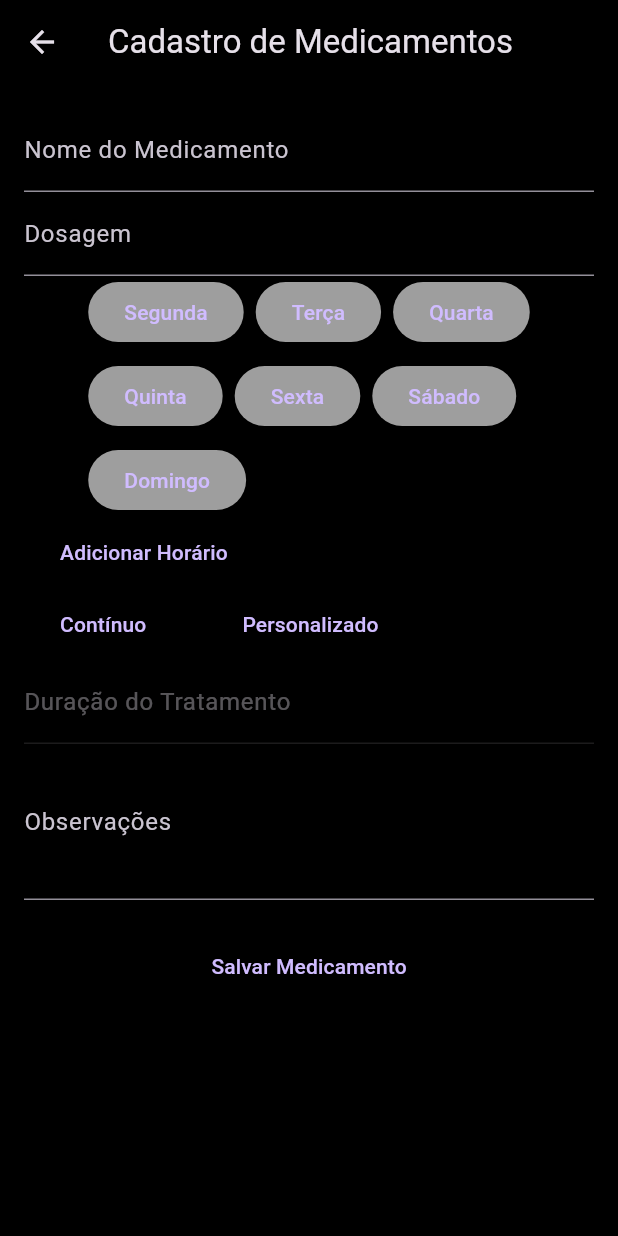
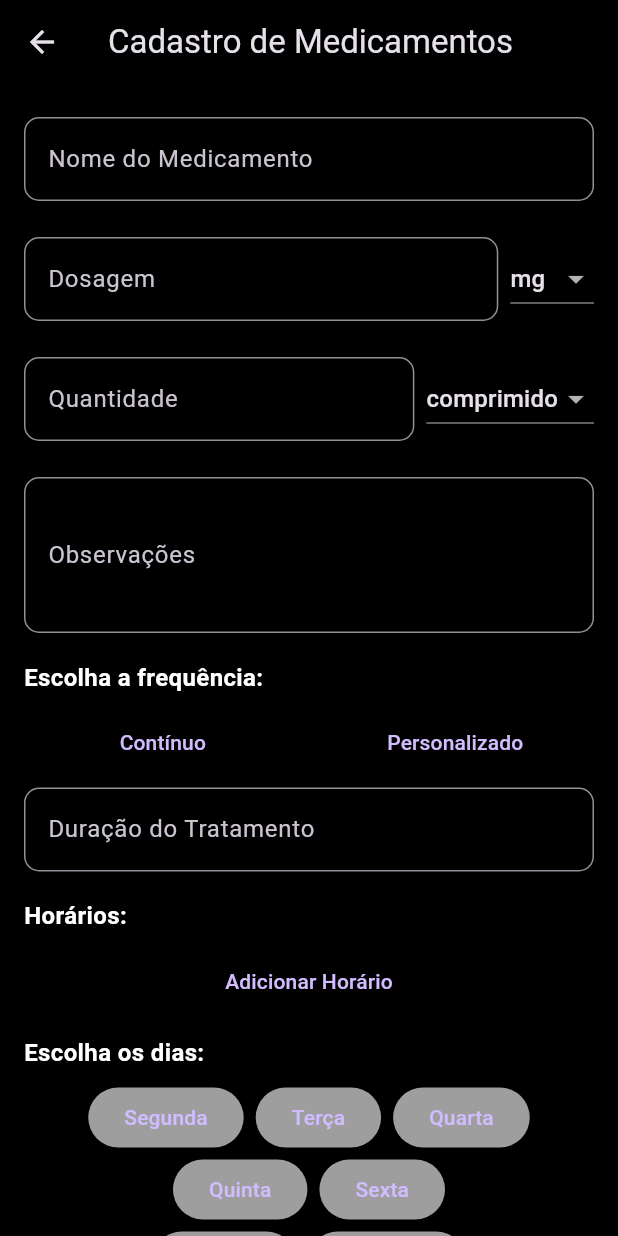
Before and after one commit to emillylimax/app_medicamentos, a Flutter app: the CadastroMedicamentosScreen screen opened directly with empty values, after a tap on the "remove circle" icon, on a phone screen of 412 x 824 dp. Run offline on Flutter 3.47's test engine with Material 3 defaults, Android fonts, the phone set to English and light mode, and no system bars; our stand-ins replace cloud_firestore, connectivity_plus, firebase_auth, firebase_core, firebase_messaging, flutter_local_notifications and 7 more; missing offline and left inert: android_alarm_manager_plus, flutter_ringtone_player; accounts and stored records are empty; network calls fail.

Commit message:
Melhorias Registro Medicamento

```diff
--- a/lib/pages/register_meds_screen.dart
+++ b/lib/pages/register_meds_screen.dart
@@ -19,10 +19,15 @@ class _CadastroMedicamentosScreenState
   final TextEditingController _dosagemController = TextEditingController();
   final TextEditingController _duracaoController = TextEditingController();
   final TextEditingController _observacoesController = TextEditingController();
+  final TextEditingController _quantidadeController = TextEditingController();
 
   List<String> _diasSelecionados = [];
-  List<String> _horariosSelecionados = ['08:00'];
+  List<TextEditingController> _horariosControllers = [
+    TextEditingController(text: '08:00')
+  ];
   String _duracaoSelecionada = 'Contínuo';
+  String _unidadeSelecionada = 'mg';
+  String _unidadeQuantidadeSelecionada = 'comprimido';
 
   void _toggleDia(String dia) {
     setState(() {
@@ -75,22 +80,13 @@ class _CadastroMedicamentosScreenState
 
   void _adicionarHorario() {
     setState(() {
-      _horariosSelecionados.add('08:00');
+      _horariosControllers.add(TextEditingController(text: '08:00'));
     });
   }
 
   void _removerHorario(int index) {
     setState(() {
-      _horariosSelecionados.removeAt(index);
-    });
-  }
-
-  void _atualizarHorario(int index, Duration duration) {
-    final hour = duration.inHours;
-    final minute = duration.inMinutes % 60;
-    setState(() {
-      _horariosSelecionados[index] =
-          '$hour:${minute.toString().padLeft(2, '0')}';
+      _horariosControllers.removeAt(index);
     });
   }
 
@@ -98,23 +94,33 @@ class _CadastroMedicamentosScreenState
     if (_nomeController.text.isEmpty ||
         _dosagemController.text.isEmpty ||
         _diasSelecionados.isEmpty ||
-        _horariosSelecionados.isEmpty ||
-        _duracaoController.text.isEmpty) {
+        _horariosControllers.isEmpty ||
+        _duracaoController.text.isEmpty ||
+        _quantidadeController.text.isEmpty) {
       return;
     }
 
+    final horarios =
+        _horariosControllers.map((controller) => controller.text).toList();
+
     final medicamento = {
       'nome': _nomeController.text,
-      'dosagem': _dosagemController.text,
+      'dosagem': '${_dosagemController.text} $_unidadeSelecionada',
+      'quantidade':
+          '${_quantidadeController.text} $_unidadeQuantidadeSelecionada',
       'frequencia': {
         'dias': _diasSelecionados,
-        'horarios': _horariosSelecionados,
+        'horarios': horarios,
       },
-      'duracao': _duracaoController.text,
+      'duracao': _duracaoSelecionada,
       'observacoes': _observacoesController.text,
     };
 
     widget.onSave(medicamento);
+    Navigator.pop(context);
+  }
+
+  void _cancelarCadastro() {
     Navigator.pop(context);
   }
 
@@ -126,97 +132,156 @@ class _CadastroMedicamentosScreenState
         child: Padding(
           padding: const EdgeInsets.all(16.0),
           child: Column(
+            crossAxisAlignment: CrossAxisAlignment.start,
             children: [
-              TextField(
-                  controller: _nomeController,
-                  decoration:
-                      InputDecoration(labelText: 'Nome do Medicamento')),
-              TextField(
-                  controller: _dosagemController,
-                  decoration: InputDecoration(labelText: 'Dosagem')),
-              Wrap(
-                spacing: 8.0,
-                runSpacing: 8.0,
-                children: [
-                  _buildDiaButton('Segunda'),
-                  _buildDiaButton('Terça'),
-                  _buildDiaButton('Quarta'),
-                  _buildDiaButton('Quinta'),
-                  _buildDiaButton('Sexta'),
-                  _buildDiaButton('Sábado'),
-                  _buildDiaButton('Domingo'),
-                ],
-              ),
-              Column(
-                children: _horariosSelecionados.asMap().entries.map((entry) {
-                  int index = entry.key;
-                  String horario = entry.value;
-                  return Row(
-                    children: [
-                      Expanded(
-                        child: CupertinoTimerPicker(
-                          mode: CupertinoTimerPickerMode.hm,
-                          initialTimerDuration: Duration(
-                              hours: int.parse(horario.split(':')[0]),
-                              minutes: int.parse(horario.split(':')[1])),
-                          onTimerDurationChanged: (duration) {
-                            _atualizarHorario(index, duration);
-                          },
-                        ),
-                      ),
-                      IconButton(
-                        icon: Icon(Icons.remove_circle, color: Colors.red),
-                        onPressed: () => _removerHorario(index),
-                      ),
-                    ],
-                  );
-                }).toList(),
-              ),
+              _buildTextField(_nomeController, 'Nome do Medicamento'),
+              SizedBox(height: 12),
               Row(
                 children: [
-                  ElevatedButton(
-                    onPressed: _adicionarHorario,
-                    child: Text('Adicionar Horário'),
+                  Expanded(
+                    child: _buildTextField(_dosagemController, 'Dosagem'),
+                  ),
+                  SizedBox(width: 8),
+                  _buildDropdownButton(
+                    value: _unidadeSelecionada,
+                    items: ['mg', 'g', 'mcg', 'ml', 'UI'],
+                    onChanged: (String? newValue) {
+                      setState(() {
+                        _unidadeSelecionada = newValue!;
+                      });
+                    },
                   ),
                 ],
               ),
+              SizedBox(height: 12),
               Row(
                 children: [
-                  ElevatedButton(
-                    onPressed: () {
+                  Expanded(
+                    child: _buildTextField(_quantidadeController, 'Quantidade'),
+                  ),
+                  SizedBox(width: 8),
+                  _buildDropdownButton(
+                    value: _unidadeQuantidadeSelecionada,
+                    items: ['comprimido', 'cápsula', 'gotas', 'ml'],
+                    onChanged: (String? newValue) {
                       setState(() {
-                        _duracaoSelecionada = 'Contínuo';
-                        _duracaoController.text = _duracaoSelecionada;
+                        _unidadeQuantidadeSelecionada = newValue!;
                       });
                     },
-                    child: Text('Contínuo'),
-                  ),
-                  SizedBox(width: 16),
-                  ElevatedButton(
-                    onPressed: _selecionarDuracaoPersonalizada,
-                    child: Text('Personalizado'),
                   ),
                 ],
               ),
-              TextField(
-                controller: _duracaoController,
-                decoration: InputDecoration(labelText: 'Duração do Tratamento'),
-                enabled: false,
-              ),
-              TextField(
-                controller: _observacoesController,
-                decoration: InputDecoration(labelText: 'Observações'),
-                maxLines: 3,
-              ),
-              SizedBox(height: 20),
-              ElevatedButton(
-                onPressed: _salvarMedicamento,
-                child: Text('Salvar Medicamento'),
+              SizedBox(height: 12),
+              _buildTextField(_observacoesController, 'Observações',
+                  maxLines: 3),
+              SizedBox(height: 12),
+              _buildDuracao(),
+              SizedBox(height: 12),
+              _buildHorariosSelecionados(),
+              SizedBox(height: 12),
+              _buildDiasSelecionados(),
+              SizedBox(height: 16),
+              Center(
+                child: Column(
+                  children: [
+                    ElevatedButton(
+                      onPressed: _salvarMedicamento,
+                      child: Text('Salvar Medicamento'),
+                    ),
+                    SizedBox(height: 8),
+                    ElevatedButton(
+                      onPressed: _cancelarCadastro,
+                      child: Text('Cancelar'),
+                      style: ElevatedButton.styleFrom(
+                        backgroundColor: Colors.red,
+                      ),
+                    ),
+                  ],
+                ),
               ),
             ],
           ),
         ),
       ),
+    );
+  }
+
+  Widget _buildTextField(TextEditingController controller, String labelText,
+      {int maxLines = 1}) {
+    return Padding(
+      padding: const EdgeInsets.symmetric(vertical: 6.0),
+      child: TextField(
+        controller: controller,
+        decoration: InputDecoration(
+          labelText: labelText,
+          border: OutlineInputBorder(
+            borderRadius: BorderRadius.circular(10.0),
+          ),
+        ),
+        maxLines: maxLines,
+      ),
+    );
+  }
+
+  Widget _buildDropdownButton({
+    required String value,
+    required List<String> items,
+    required ValueChanged<String?> onChanged,
+  }) {
+    return DropdownButton<String>(
+      value: value,
+      onChanged: onChanged,
+      items: items.map<DropdownMenuItem<String>>((String value) {
+        return DropdownMenuItem<String>(
+          value: value,
+          child: Text(value),
+        );
+      }).toList(),
+    );
+  }
+
+  Widget _buildDiasSelecionados() {
+    return Column(
+      crossAxisAlignment: CrossAxisAlignment.start,
+      children: [
+        Text(
+          'Escolha os dias:',
+          style: TextStyle(fontSize: 16, fontWeight: FontWeight.bold),
+        ),
+        SizedBox(height: 8),
+        Center(
+          child: Column(
+            children: [
+              Row(
+                mainAxisAlignment: MainAxisAlignment.center,
+                children: [
+                  _buildDiaButton('Segunda'),
+                  SizedBox(width: 8),
+                  _buildDiaButton('Terça'),
+                  SizedBox(width: 8),
+                  _buildDiaButton('Quarta'),
+                ],
+              ),
+              Row(
+                mainAxisAlignment: MainAxisAlignment.center,
+                children: [
+                  _buildDiaButton('Quinta'),
+                  SizedBox(width: 8),
+                  _buildDiaButton('Sexta'),
+                ],
+              ),
+              Row(
+                mainAxisAlignment: MainAxisAlignment.center,
+                children: [
+                  _buildDiaButton('Sábado'),
+                  SizedBox(width: 8),
+                  _buildDiaButton('Domingo'),
+                ],
+              ),
+            ],
+          ),
+        ),
+      ],
     );
   }
 
@@ -230,4 +295,91 @@ class _CadastroMedicamentosScreenState
       child: Text(dia),
     );
   }
+
+  Widget _buildHorariosSelecionados() {
+    return Column(
+      crossAxisAlignment: CrossAxisAlignment.start,
+      children: [
+        Text(
+          'Horários:',
+          style: TextStyle(fontSize: 16, fontWeight: FontWeight.bold),
+        ),
+        SizedBox(height: 8),
+        Wrap(
+          spacing: 8.0,
+          runSpacing: 8.0,
+          children: [
+            ..._horariosControllers.asMap().entries.map((entry) {
+              int index = entry.key;
+              TextEditingController controller = entry.value;
+              return Row(
+                mainAxisSize: MainAxisSize.min,
+                children: [
+                  Container(
+                    width: 80,
+                    child: TextField(
+                      controller: controller,
+                      decoration: InputDecoration(
+                        border: OutlineInputBorder(
+                          borderRadius: BorderRadius.circular(10.0),
+                        ),
+                      ),
+                      keyboardType: TextInputType.datetime,
+                    ),
+                  ),
+                  IconButton(
+                    icon: Icon(Icons.remove_circle, color: Colors.red),
+                    onPressed: () => _removerHorario(index),
+                  ),
+                ],
+              );
+            }).toList(),
+          ],
+        ),
+        Center(
+          child: ElevatedButton(
+            onPressed: _adicionarHorario,
+            child: Text('Adicionar Horário'),
+          ),
+        ),
+      ],
+    );
+  }
+
+  Widget _buildDuracao() {
+    return Column(
+      crossAxisAlignment: CrossAxisAlignment.start,
+      children: [
+        Text(
+          'Escolha a frequência:',
+          style: TextStyle(fontSize: 16, fontWeight: FontWeight.bold),
+        ),
+        SizedBox(height: 8),
+        Row(
+          children: [
+            Expanded(
+              child: ElevatedButton(
+                onPressed: () {
+                  setState(() {
+                    _duracaoSelecionada = 'Contínuo';
+                    _duracaoController.text = _duracaoSelecionada;
+                  });
+                },
+                child: Text('Contínuo'),
+              ),
+            ),
+            SizedBox(width: 10),
+            Expanded(
+              child: ElevatedButton(
+                onPressed: _selecionarDuracaoPersonalizada,
+                child: Text('Personalizado'),
+              ),
+            ),
+          ],
+        ),
+        _buildTextField(_duracaoController, 'Duração do Tratamento',
+            maxLines: 1),
+      ],
+    );
+  }
 }
```
Also changed, not shown: flutter_01.png (added).
